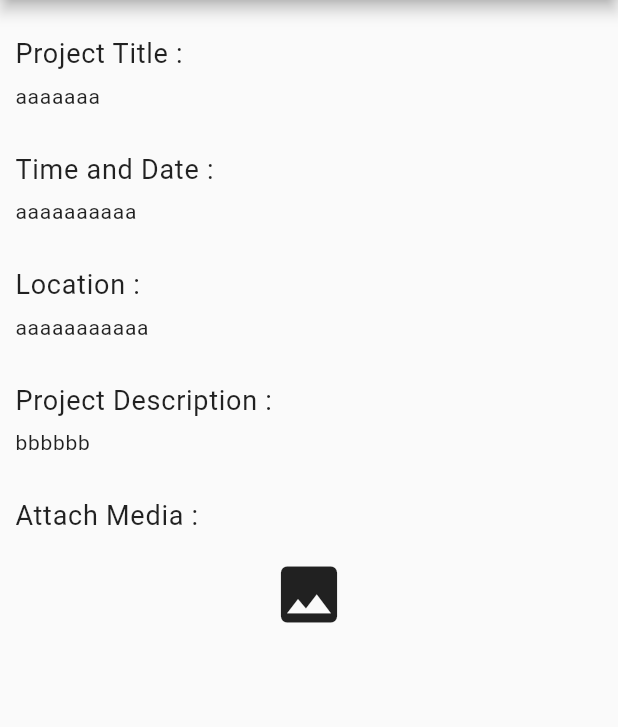
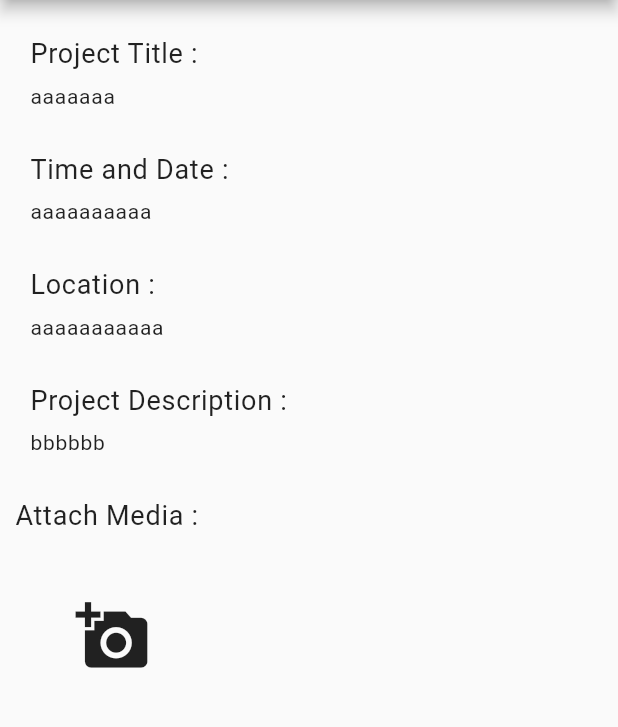
Before and after one commit to HoeisProject/Report-Project-MB, a Flutter app: the screen it shows after launch, after a tap on "LOGIN", after a tap on "Report", after a tap on "first title", on a phone screen of 412 x 824 dp, the part 84-811 px from its top. Run offline on Flutter 3.47's test engine with Material 2 defaults, Android fonts, the phone set to English and light mode, and no system bars; our stand-ins replace flutter_riverpod, geocoding, geolocator, parse_server_sdk_flutter, permission_handler; missing offline and left inert: images_picker, ntp; network calls fail.

Commit message:
ver 0.0.5 (fix images_picker, drawer and add profile screen)

```diff
--- a/lib/common/widgets/show_alert_dialog.dart
+++ b/lib/common/widgets/show_alert_dialog.dart
@@ -16,7 +16,7 @@ Future<void> showAlertDialog(
       ),
       title: Text(title),
       content: SizedBox(
-        height: 200.0,
+        height: 150.0,
         child: SingleChildScrollView(
           scrollDirection: Axis.vertical,
           child: Text(
--- a/lib/common/widgets/show_drawer.dart
+++ b/lib/common/widgets/show_drawer.dart
@@ -1,9 +1,8 @@
 import 'package:flutter/material.dart';
+import 'package:report_project/feature_1/auth/screens/user_profile.dart';
 
 Widget showDrawer(BuildContext context) {
   return Container(
-    alignment: Alignment.center,
-    padding: const EdgeInsets.fromLTRB(5.0, 10.0, 5.0, 10.0),
     color: Colors.white,
     width: MediaQuery.of(context).size.width / 1.5,
     height: MediaQuery.of(context).size.height,
@@ -11,7 +10,10 @@ Widget showDrawer(BuildContext context) {
       child: SingleChildScrollView(
         child: Column(
           children: [
-            drawerItemNavigate(context, Icons.person, "Profile", () {}),
+            drawerHeaderWidget(),
+            drawerItemNavigate(context, Icons.person, "Profile", () {
+              Navigator.pushNamed(context, UserProfilePage.routeName);
+            }),
             drawerItemNavigate(context, Icons.logout, "Logout", () {}),
           ],
         ),
@@ -20,24 +22,30 @@ Widget showDrawer(BuildContext context) {
   );
 }
 
-Widget drawerItemNavigate(BuildContext context, IconData icon, String label,
-    VoidCallback? onButtonPressed) {
-  return ElevatedButton(
-    onPressed: onButtonPressed,
-    child: Row(
-      children: [
-        Expanded(
-          flex: 1,
-          child: Icon(icon),
+Widget drawerHeaderWidget() {
+  return const UserAccountsDrawerHeader(
+    accountName: Text("Username"),
+    accountEmail: Text("User Email"),
+    currentAccountPicture: CircleAvatar(
+      backgroundImage: NetworkImage(
+          "https://images.unsplash.com/photo-1494790108377-be9c29b29330?ixlib=rb-4.0.3&ixid=MnwxMjA3fDB8MHxwaG90by1wYWdlfHx8fGVufDB8fHx8&auto=format&fit=crop&w=1374&q=80"),
+    ),
+    decoration: BoxDecoration(
+      image: DecorationImage(
+        image: NetworkImage(
+          "https://img.rawpixel.com/s3fs-private/rawpixel_images/website_content/rm309-aew-013_1_1.jpg?w=800&dpr=1&fit=default&crop=default&q=65&vib=3&con=3&usm=15&bg=F4F4F3&ixlib=js-2.2.1&s=2724bd9481a065ee24e7e7eaaabf1c55",
         ),
-        Expanded(
-          flex: 3,
-          child: Text(label,
-              style: const TextStyle(
-                fontSize: 16.0,
-              )),
-        ),
-      ],
+        fit: BoxFit.fill,
+      ),
     ),
   );
 }
+
+Widget drawerItemNavigate(BuildContext context, IconData icon, String label,
+    VoidCallback? onButtonPressed) {
+  return ListTile(
+    leading: Icon(icon),
+    title: Text(label),
+    onTap: onButtonPressed,
+  );
+}
--- a/lib/common/widgets/view_media_field.dart
+++ b/lib/common/widgets/view_media_field.dart
@@ -4,7 +4,7 @@ import 'package:flutter/material.dart';
 import 'package:report_project/common/styles/constant.dart';
 
 Widget viewMediaField(
-    BuildContext context, String fieldLabel, File? mediaFile) {
+    BuildContext context, String fieldLabel, List<File?> listMediaFile) {
   return Container(
     margin: const EdgeInsets.only(top: 10.0, bottom: 10.0),
     child: Column(
@@ -17,19 +17,44 @@ Widget viewMediaField(
             style: kHeaderTextStyle,
           ),
         ),
-        Center(
-          child: SizedBox(
-            width: 75.0,
-            height: 75.0,
-            child: mediaFile != null
-                ? Image.file(
-                    mediaFile,
-                    fit: BoxFit.cover,
-                  )
-                : const Icon(Icons.photo, size: 50.0),
+        SizedBox(
+          height: 100.0,
+          child: GridView.builder(
+            itemCount: listMediaFile.isEmpty ? 1 : listMediaFile.length,
+            gridDelegate: const SliverGridDelegateWithFixedCrossAxisCount(
+                crossAxisCount: 3),
+            itemBuilder: (context, index) {
+              if (listMediaFile.isEmpty) {
+                return InkWell(
+                  onTap: () {},
+                  child: const Icon(Icons.add_a_photo, size: 50.0),
+                );
+              }
+              return _attachMediaItem(listMediaFile[index], () {}, index);
+            },
           ),
         ),
       ],
     ),
   );
 }
+
+Widget _attachMediaItem(
+    File? mediaFile, void Function()? onPressed, int itemLength) {
+  return SizedBox(
+    width: 75.0,
+    height: 75.0,
+    child: mediaFile != null
+        ? InkWell(
+            onTap: onPressed,
+            child: Image.file(
+              mediaFile,
+              fit: BoxFit.cover,
+            ),
+          )
+        : InkWell(
+            onTap: onPressed,
+            child: const Icon(Icons.add_a_photo, size: 50.0),
+          ),
+  );
+}
--- a/lib/common/widgets/view_text_field.dart
+++ b/lib/common/widgets/view_text_field.dart
@@ -4,7 +4,7 @@ import 'package:report_project/common/styles/constant.dart';
 Widget viewTextField(
     BuildContext context, String fieldLabel, String fieldContent) {
   return Container(
-    margin: const EdgeInsets.only(top: 10.0, bottom: 10.0),
+    margin: const EdgeInsets.all(10.0),
     child: Column(
       crossAxisAlignment: CrossAxisAlignment.start,
       children: [
--- a/lib/feature_1/admin/screens/admin_detail_report.dart
+++ b/lib/feature_1/admin/screens/admin_detail_report.dart
@@ -16,7 +16,7 @@ class AdminDetailReport extends StatefulWidget {
 }
 
 class AdminDetailReportState extends State<AdminDetailReport> {
-  File? mediaFile;
+  List<File?> listMediaFile = [];
 
   bool? isLoadingReject = false;
   bool? isLoadingApprove = false;
@@ -40,7 +40,7 @@ class AdminDetailReportState extends State<AdminDetailReport> {
             viewTextField(context, "Time and Date", ""),
             viewTextField(context, "Location", ""),
             viewTextField(context, "Project Description", ""),
-            viewMediaField(context, "Attach Media", mediaFile),
+            viewMediaField(context, "Attach Media", listMediaFile),
             Row(
               mainAxisAlignment: MainAxisAlignment.spaceBetween,
               children: [
--- a/lib/feature_1/auth/screens/login_register.dart
+++ b/lib/feature_1/auth/screens/login_register.dart
@@ -54,14 +54,13 @@ class LoginRegisterScreenState extends State<LoginRegisterScreen> {
   Widget _body() {
     return Center(
       child: SizedBox(
-        height: isLoginScreen!
-            ? MediaQuery.of(context).size.height / 1.5
-            : MediaQuery.of(context).size.height,
-        width: isLoginScreen!
-            ? MediaQuery.of(context).size.width / 1.2
-            : MediaQuery.of(context).size.width,
+        height: MediaQuery.of(context).size.height / 1.5,
+        width: MediaQuery.of(context).size.width / 1.2,
         child: Card(
           elevation: 10.0,
+          shape: const RoundedRectangleBorder(
+            borderRadius: BorderRadius.all(Radius.circular(15.0)),
+          ),
           child: Padding(
             padding: const EdgeInsets.all(10.0),
             child:
--- a/lib/feature_1/employee/screens/detail_report.dart
+++ b/lib/feature_1/employee/screens/detail_report.dart
@@ -15,7 +15,7 @@ class ReportDetail extends StatefulWidget {
 }
 
 class ReportDetailState extends State<ReportDetail> {
-  File? mediaFile;
+  List<File?> listMediaFile = [];
 
   @override
   Widget build(BuildContext context) {
@@ -36,7 +36,7 @@ class ReportDetailState extends State<ReportDetail> {
             viewTextField(context, "Time and Date", "aaaaaaaaaa"),
             viewTextField(context, "Location", "aaaaaaaaaaa"),
             viewTextField(context, "Project Description", "bbbbbb"),
-            viewMediaField(context, "Attach Media", mediaFile)
+            viewMediaField(context, "Attach Media", listMediaFile)
           ],
         ),
       ),
--- a/lib/feature_1/employee/screens/employee_home.dart
+++ b/lib/feature_1/employee/screens/employee_home.dart
@@ -1,5 +1,4 @@
 import 'package:flutter/material.dart';
-import 'package:report_project/common/styles/constant.dart';
 import 'package:report_project/common/widgets/show_drawer.dart';
 import 'package:report_project/feature_1/employee/screens/create_report.dart';
 import 'package:report_project/feature_1/employee/widgets/custom_appbar.dart';
@@ -76,8 +75,8 @@ class HomeEmployeeState extends State<HomeEmployee> {
                 Icon(
                   icon,
                   size: 30.0,
-                ), // <-- Icon
-                Text(label), // <-- Text
+                ),
+                Text(label),
               ],
             ),
           ),
--- a/lib/feature_1/employee/widgets/report_attach_media.dart
+++ b/lib/feature_1/employee/widgets/report_attach_media.dart
@@ -1,10 +1,13 @@
 import 'dart:io';
 
 import 'package:flutter/material.dart';
+import 'package:images_picker/images_picker.dart';
+
+// import 'package:image_picker/image_picker.dart';
 import 'package:report_project/common/styles/constant.dart';
 
 Widget reportAttachMedia(BuildContext context, String fieldLabel,
-    List<File?> listMediaFile, void Function()? onPressed) {
+    List<Media> listMediaFile, void Function()? onPressed) {
   return Container(
     margin: const EdgeInsets.only(top: 10.0, bottom: 10.0),
     child: Column(
@@ -18,19 +21,22 @@ Widget reportAttachMedia(BuildContext context, String fieldLabel,
           ),
         ),
         SizedBox(
-          height: 100.0,
+          height: listMediaFile.isEmpty ? 125.0 : 200.0,
           child: GridView.builder(
-            itemCount: listMediaFile.isEmpty ? 1 : listMediaFile.length,
+            itemCount: listMediaFile.isEmpty ? 1 : listMediaFile.length + 1,
             gridDelegate: const SliverGridDelegateWithFixedCrossAxisCount(
-                crossAxisCount: 3),
+              crossAxisCount: 3,
+              mainAxisSpacing: 5,
+              crossAxisSpacing: 5,
+            ),
             itemBuilder: (context, index) {
               if (listMediaFile.isEmpty) {
-                return InkWell(
-                  onTap: onPressed,
-                  child: const Icon(Icons.add_a_photo, size: 50.0),
-                );
+                return _attachMediaButton(onPressed);
               }
-              return _attachMediaItem(listMediaFile[index], onPressed, index);
+              if ((index + 1) <= listMediaFile.length) {
+                return _attachMediaItem(listMediaFile[index]);
+              }
+              return _attachMediaButton(onPressed);
             },
           ),
         ),
@@ -39,20 +45,25 @@ Widget reportAttachMedia(BuildContext context, String fieldLabel,
   );
 }
 
-Widget _attachMediaItem(
-    File? mediaFile, void Function()? onPressed, int itemLength) {
+Widget _attachMediaItem(Media mediaFile) {
   return SizedBox(
     width: 75.0,
     height: 75.0,
-    child: mediaFile != null
-        ? InkWell(
-            onTap: onPressed,
     child: Image.file(
-              mediaFile,
+      File(mediaFile.path),
       fit: BoxFit.cover,
     ),
-          )
-        : InkWell(
+  );
+}
+
+Widget _attachMediaButton(void Function()? onPressed) {
+  return Container(
+    decoration: BoxDecoration(
+      border: Border.all(),
+    ),
+    width: 75.0,
+    height: 75.0,
+    child: InkWell(
       onTap: onPressed,
       child: const Icon(Icons.add_a_photo, size: 50.0),
     ),
--- a/lib/router.dart
+++ b/lib/router.dart
@@ -2,6 +2,7 @@ import 'package:flutter/material.dart';
 import 'package:report_project/feature_1/admin/screens/admin_detail_report.dart';
 import 'package:report_project/feature_1/admin/screens/admin_home.dart';
 import 'package:report_project/feature_1/auth/screens/login_register.dart';
+import 'package:report_project/feature_1/auth/screens/user_profile.dart';
 import 'package:report_project/feature_1/employee/screens/create_report.dart';
 import 'package:report_project/feature_1/employee/screens/detail_report.dart';
 import 'package:report_project/feature_1/employee/screens/employee_home.dart';
@@ -16,6 +17,8 @@ Route<dynamic> generateRoute(RouteSettings routeSettings) {
     case LoginRegisterScreen.routeName:
       return MaterialPageRoute(
           builder: (context) => const LoginRegisterScreen());
+    case UserProfilePage.routeName:
+      return MaterialPageRoute(builder: (context) => const UserProfilePage());
     case HomeEmployee.routeName:
       return MaterialPageRoute(builder: (context) => const HomeEmployee());
     case ReportCreate.routeName:
--- a/pubspec.yaml
+++ b/pubspec.yaml
@@ -43,13 +43,14 @@ dependencies:
   path: ^1.8.2
   path_provider: ^2.0.13
   camera: ^0.10.3+2
-  image_picker: ^0.8.7
+#  image_picker: ^0.8.7
   ntp: ^2.0.0
   permission_handler: ^10.2.0
   flutter_riverpod: ^2.3.2
   intl: ^0.18.0
   geocoding: ^2.1.0
   geolocator: ^9.0.2
+  images_picker: ^1.2.11
 
 dev_dependencies:
   flutter_test:
```
Also changed, not shown: lib/feature_1/auth/screens/user_profile.dart (added, +62 -0 lines), lib/feature_1/employee/screens/create_report.dart (+103 -2 lines), lib/feature_1/employee/widgets/select_media_dialog.dart (added, +71 -0 lines), pubspec.lock, 1 other file. Lines whose indentation alone changed are shown as unchanged.
